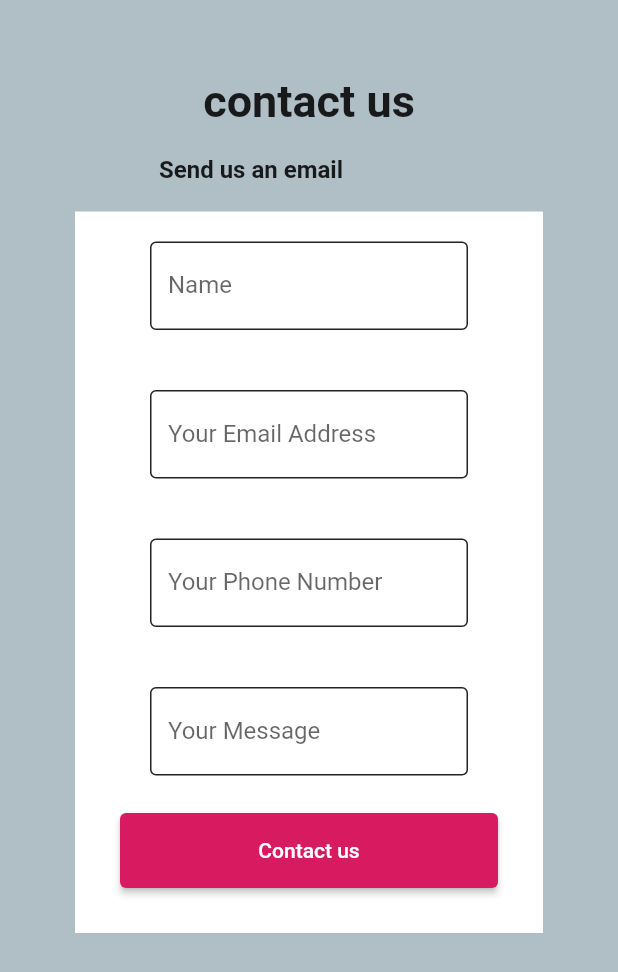
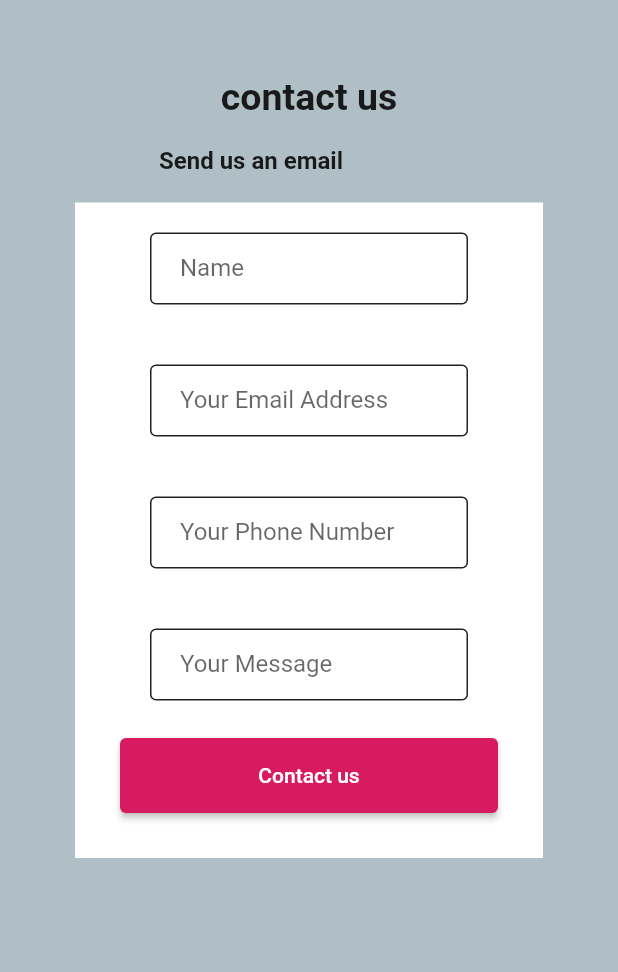
Before and after one commit to kallada2021/portifoliowebsite, a Flutter app: the ContactUsScreen screen opened by its route, on a phone screen of 412 x 824 dp. Shown: the top 972 px of the screen. Run offline on Flutter 3.47's test engine with Material 2 defaults, Android fonts, the phone set to English and light mode, and no system bars.

Commit message:
Flutter code refactored, Django TODOs added

```diff
--- a/consulting_portfolio_website/lib/constants/constants.dart
+++ b/consulting_portfolio_website/lib/constants/constants.dart
@@ -2,6 +2,7 @@
 
 import '../features/screens/contactus.dart';
 import '../features/widgets/custombutton.dart';
+import '../features/widgets/customdropdown.dart';
 import 'global_variables.dart';
 
 const webScreenSize = 600;
@@ -17,66 +18,27 @@
     ),
   ),
   const SizedBox(
-    width: 200,
+    width: 100,
   ),
   const SizedBox(
     width: GlobalVariables.lineWidth,
   ),
-  DropdownMenuItem(child: const Text("Services")),
-  CustomDropdownItem(),
+  //const Text("Services"),
+  Container(
+    width: 270,
+    child: const CustomDropdownItem(value: "Services"),
+  ),
   const SizedBox(
     width: GlobalVariables.lineWidth,
   ),
+  //TODO: implement technology dropdown
   const Text("Technologies"),
   const SizedBox(
     width: GlobalVariables.lineWidth,
   ),
+  //TODO: implement clients section
   const Text("Clients"),
   const SizedBox(
     width: GlobalVariables.lineWidth,
   ),
 ];
-
-List<DropdownMenuItem<String>> get dropdownItems{
-  List<DropdownMenuItem<String>> menuItems = [
-    DropdownMenuItem(child: Text("CloudInfrastructureDevelopment"),value: "CloudInfrastructureDevelopment"),
-    DropdownMenuItem(child: Text("WebDevelopment"),value: "WebDevelopment"),
-    DropdownMenuItem(child: Text("MobileDevelopment"),value: "MobileDevelopment"),
-    DropdownMenuItem(child: Text("Devops"),value: "Devops"),
-  ];
-  return menuItems;
-}
-
-List<DropdownMenuItem<String>> get dropdownItemsTech{
-  List<DropdownMenuItem<String>> menuItems = [
-    DropdownMenuItem(child: Text("Terraform"),value: "Terraform"),
-    DropdownMenuItem(child: Text("Packer"),value: "Packer"),
-    DropdownMenuItem(child: Text("Django"),value: "Django"),
-    DropdownMenuItem(child: Text("PowerShell"),value: "PowerShell"),
-    DropdownMenuItem(child: Text("BashScripting"),value: "Bashscripting"),
-    DropdownMenuItem(child: Text("Python"),value: "Python"),
-    DropdownMenuItem(child: Text("Flutter"),value: "Flutter"),
-    DropdownMenuItem(child: Text("GoLang"),value: "GoLang"),
-    DropdownMenuItem(child: Text("PowerPlatform"),value: "PowerPlatform")
-
-  ];
-  return menuItems;
-}
-
-class CustomDropdownItem extends StatefulWidget {
-  const CustomDropdownItem({Key? key}) : super(key: key);
-
-  @override
-  State<CustomDropdownItem> createState() => _CustomDropdownItemState();
-}
-
-class _CustomDropdownItemState extends State<CustomDropdownItem> {
-  String value = "Services";
-  @override
-  Widget build(BuildContext context) {
-    return DropdownButton(
-        items: dropdownItems,
-        value: value,
-        onChanged: (_){});
-  }
-}
--- a/consulting_portfolio_website/lib/constants/global_variables.dart
+++ b/consulting_portfolio_website/lib/constants/global_variables.dart
@@ -15,6 +15,7 @@
   static var secondaryColor = Colors.pink[600]!;
   static const backgroundColor = Colors.white;
   static var grayBackgroundColor = Colors.blueGrey[200]!;
+  static var lightBlue = Colors.blue[200];
   static var selectedNavBarColor = Colors.cyan[800]!;
   static const unselectedNavBarColor = Colors.teal;
 
--- a/consulting_portfolio_website/lib/constants/utils.dart
+++ b/consulting_portfolio_website/lib/constants/utils.dart
@@ -1,8 +1,9 @@
 import 'package:flutter/material.dart';
 
-void showSnackBar(BuildContext context, String text) {
+void showSnackBar(BuildContext context, String text, Color color) {
   ScaffoldMessenger.of(context).showSnackBar(
     SnackBar(
+      backgroundColor: color,
       content: Text(text),
     ),
   );
--- a/consulting_portfolio_website/lib/features/services/contact_service.dart
+++ b/consulting_portfolio_website/lib/features/services/contact_service.dart
@@ -35,11 +35,11 @@
         response: res,
         context: context,
         onSuccess: () {
-          showSnackBar(context, "Message sent successfully");
+          showSnackBar(context, "Message sent successfully", Colors.green);
         },
       );
     } catch (e) {
-      showSnackBar(context, e.toString());
+      showSnackBar(context, e.toString(), Colors.red);
     }
   }
 }
--- a/consulting_portfolio_website/lib/features/services/projects_service.dart
+++ b/consulting_portfolio_website/lib/features/services/projects_service.dart
@@ -32,7 +32,7 @@
             }
           });
     } catch (e) {
-      showSnackBar(context, e.toString());
+      showSnackBar(context, e.toString(), Colors.red);
     }
   }
 
@@ -48,7 +48,7 @@
       });
       print(res);
     } catch (e) {
-      showSnackBar(context, e.toString());
+      showSnackBar(context, e.toString(), Colors.red);
     }
   }
 }
--- a/consulting_portfolio_website/lib/features/services/solutuons_service.dart
+++ b/consulting_portfolio_website/lib/features/services/solutuons_service.dart
@@ -16,7 +16,7 @@
       });
       print(res);
     } catch (e) {
-      showSnackBar(context, e.toString());
+      showSnackBar(context, e.toString(), Colors.red);
     }
   }
 
@@ -32,7 +32,7 @@
       });
       print(res);
     } catch (e) {
-      showSnackBar(context, e.toString());
+      showSnackBar(context, e.toString(), Colors.red);
     }
   }
 }
--- a/consulting_portfolio_website/lib/features/services/technology_service.dart
+++ b/consulting_portfolio_website/lib/features/services/technology_service.dart
@@ -41,7 +41,7 @@
       );
     } catch (e) {
       print(e);
-      showSnackBar(context, e.toString());
+      showSnackBar(context, e.toString(), Colors.red);
     }
     return techList;
   }
@@ -62,7 +62,7 @@
           Provider.of<TechnologyProvider>(context, listen: false);
       techProvider.setTechnologies(res.body);
     } catch (e) {
-      showSnackBar(context, e.toString());
+      showSnackBar(context, e.toString(), Colors.red);
     }
   }
 }
--- a/consulting_portfolio_website/lib/features/widgets/textfield.dart
+++ b/consulting_portfolio_website/lib/features/widgets/textfield.dart
@@ -3,15 +3,22 @@
 class CustomTextField extends StatelessWidget {
   final String hintText;
   final TextEditingController controller;
-  const CustomTextField(
-      {Key? key, required this.controller, required this.hintText})
-      : super(key: key);
+  final TextInputType inputType;
+  const CustomTextField({
+    Key? key,
+    required this.controller,
+    required this.hintText,
+    required this.inputType,
+  }) : super(key: key);
 
   @override
   Widget build(BuildContext context) {
     return TextFormField(
       controller: controller,
       decoration: InputDecoration(
+        contentPadding: const EdgeInsets.symmetric(
+          horizontal: 20,
+        ),
         hintText: hintText,
         label: Text(hintText),
         border: const OutlineInputBorder(
@@ -25,6 +32,7 @@
           ),
         ),
       ),
+      keyboardType: inputType,
       validator: (val) {
         if (val == null || val.isEmpty) {
           return "Please enter your $hintText";
--- a/consulting_portfolio_website/lib/routes.dart
+++ b/consulting_portfolio_website/lib/routes.dart
@@ -9,6 +9,11 @@
       return MaterialPageRoute(
         settings: routeSettings,
         builder: (_) => const ContactUsScreen(),
+      );
+    case MobileContactScreen.routeName:
+      return MaterialPageRoute(
+        settings: routeSettings,
+        builder: (_) => const MobileContactScreen(),
       );
     case ProjectsScreen.routeName:
       return MaterialPageRoute(
```
Also changed, not shown: consulting_portfolio_website/lib/constants/errors.dart (+6 -4 lines), consulting_portfolio_website/lib/features/screens/contactus.dart (+114 -17 lines), consulting_portfolio_website/lib/features/widgets/customdropdown.dart (added, +76 -0 lines), consulting_portfolio_website/lib/main.dart (+11 -1 lines), 2 other files.
